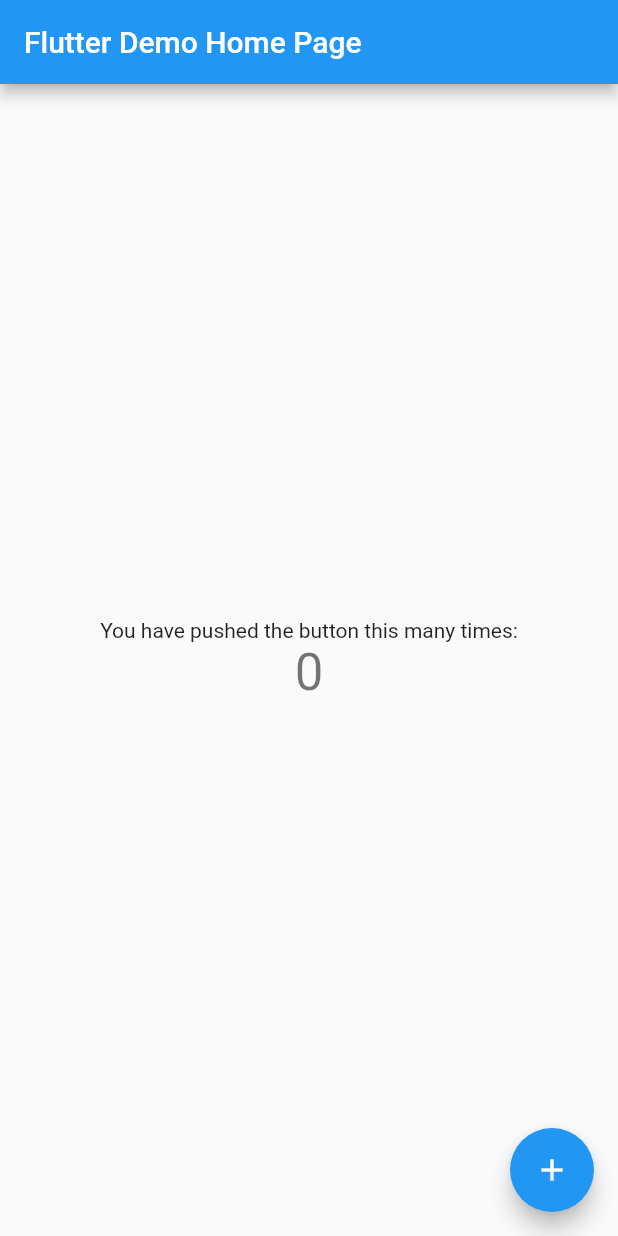
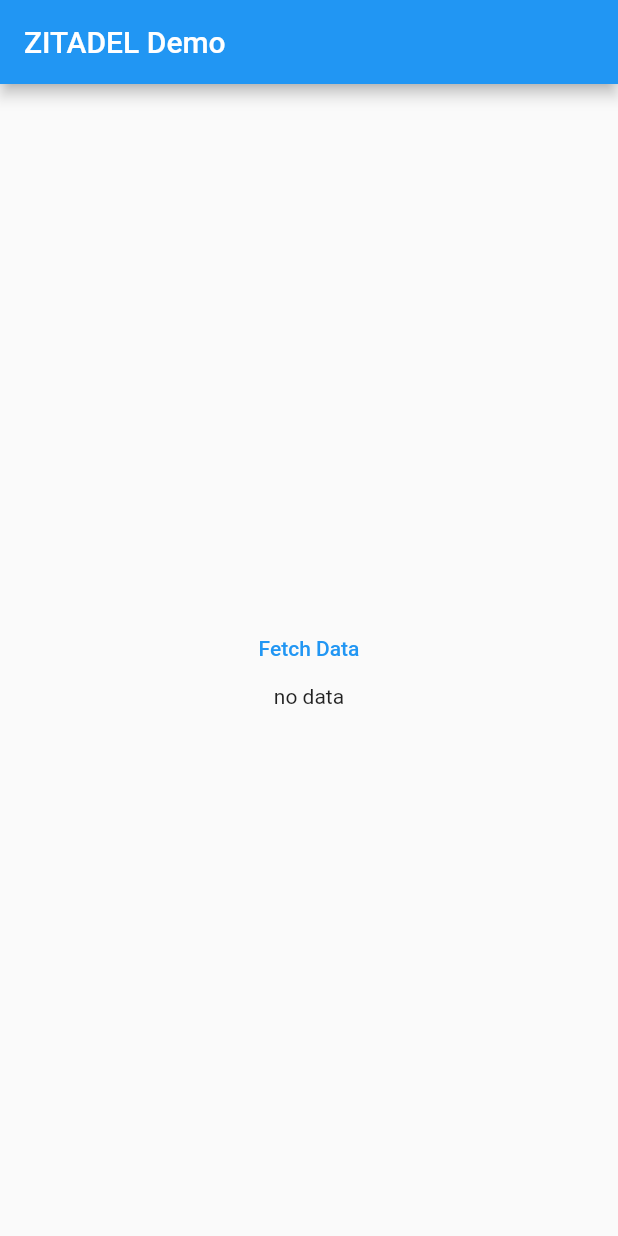
Before and after one commit to smartive/zitadel-dart, a Flutter app: the screen it shows after launch, on a phone screen of 412 x 824 dp. Run offline on Flutter 3.47's test engine with Material 2 defaults, Android fonts, the phone set to English and light mode, and no system bars; missing offline and left inert: grpc, jose; key blocks and very long unbroken strings in the code were emptied for the run.

Commit message:
flutter example

```diff
--- a/example/flutter/analysis_options.yaml
+++ b/example/flutter/analysis_options.yaml
@@ -22,8 +22,7 @@ linter:
   # `// ignore_for_file: name_of_lint` syntax on the line or in the file
   # producing the lint.
   rules:
-    # avoid_print: false  # Uncomment to disable the `avoid_print` rule
+    avoid_print: false # Uncomment to disable the `avoid_print` rule
     # prefer_single_quotes: true  # Uncomment to enable the `prefer_single_quotes` rule
-
 # Additional information about this file can be found at
 # https://dart.dev/guides/language/analysis-options
--- /dev/null
+++ b/example/flutter/lib/constants_io.dart
@@ -0,0 +1,2 @@
+const accessToken = 'i5MbxYgfR-NgQkpSHX_xCva1kLo2kcjWWezlC1tvNRD-R7aG4BJNxTxSBKBspIaTNtdwbtg';
+const zitadelApiUrl = 'zitadel-libraries-l8boqa.zitadel.cloud';
--- /dev/null
+++ b/example/flutter/lib/constants_web.dart
@@ -0,0 +1,2 @@
+const accessToken = 'i5MbxYgfR-NgQkpSHX_xCva1kLo2kcjWWezlC1tvNRD-R7aG4BJNxTxSBKBspIaTNtdwbtg';
+const zitadelApiUrl = 'https://zitadel-libraries-l8boqa.zitadel.cloud';
--- a/example/flutter/lib/main.dart
+++ b/example/flutter/lib/main.dart
@@ -1,4 +1,8 @@
 import 'package:flutter/material.dart';
+import 'package:zitadel/api/auth.dart';
+import 'package:zitadel/api/clients.dart';
+
+import 'constants_io.dart' if (dart.library.html) 'constants_web.dart';
 
 void main() {
   runApp(const MyApp());
@@ -11,11 +15,11 @@ class MyApp extends StatelessWidget {
   @override
   Widget build(BuildContext context) {
     return MaterialApp(
-      title: 'Flutter Demo',
+      title: 'ZITADEL Demo',
       theme: ThemeData(
         primarySwatch: Colors.blue,
       ),
-      home: const MyHomePage(title: 'Flutter Demo Home Page'),
+      home: const MyHomePage(title: 'ZITADEL Demo'),
     );
   }
 }
@@ -29,11 +33,17 @@ class MyHomePage extends StatefulWidget {
 }
 
 class _MyHomePageState extends State<MyHomePage> {
-  int _counter = 0;
+  String _userData = 'no data';
 
-  void _incrementCounter() {
+  Future<void> _fetchData() async {
+    print('call grpc web api.');
+
+    final auth = createAuthClient(zitadelApiUrl, metadataProviders: [accessTokenProvider(accessToken)]);
+    final response = await auth.getMyUser(GetMyUserRequest());
+    print(response);
+
     setState(() {
-      _counter++;
+      _userData = response.toString();
     });
   }
 
@@ -47,21 +57,13 @@ class _MyHomePageState extends State<MyHomePage> {
         child: Column(
           mainAxisAlignment: MainAxisAlignment.center,
           children: <Widget>[
-            const Text(
-              'You have pushed the button this many times:',
-            ),
+            TextButton(onPressed: _fetchData, child: const Text('Fetch Data')),
             Text(
-              '$_counter',
-              style: Theme.of(context).textTheme.headline4,
+              _userData,
             ),
           ],
         ),
       ),
-      floatingActionButton: FloatingActionButton(
-        onPressed: _incrementCounter,
-        tooltip: 'Increment',
-        child: const Icon(Icons.add),
-      ),
     );
   }
 }
--- a/example/flutter/pubspec.yaml
+++ b/example/flutter/pubspec.yaml
@@ -31,7 +31,8 @@ environment:
 dependencies:
   flutter:
     sdk: flutter
-
+  zitadel:
+    path: ../..
 
   # The following adds the Cupertino Icons font to your application.
   # Use with the CupertinoIcons class for iOS style icons.
@@ -53,7 +54,6 @@ dev_dependencies:
 
 # The following section is specific to Flutter packages.
 flutter:
-
   # The following line ensures that the Material Icons font is
   # included with your application, so that you can use the icons in
   # the material Icons class.
```
